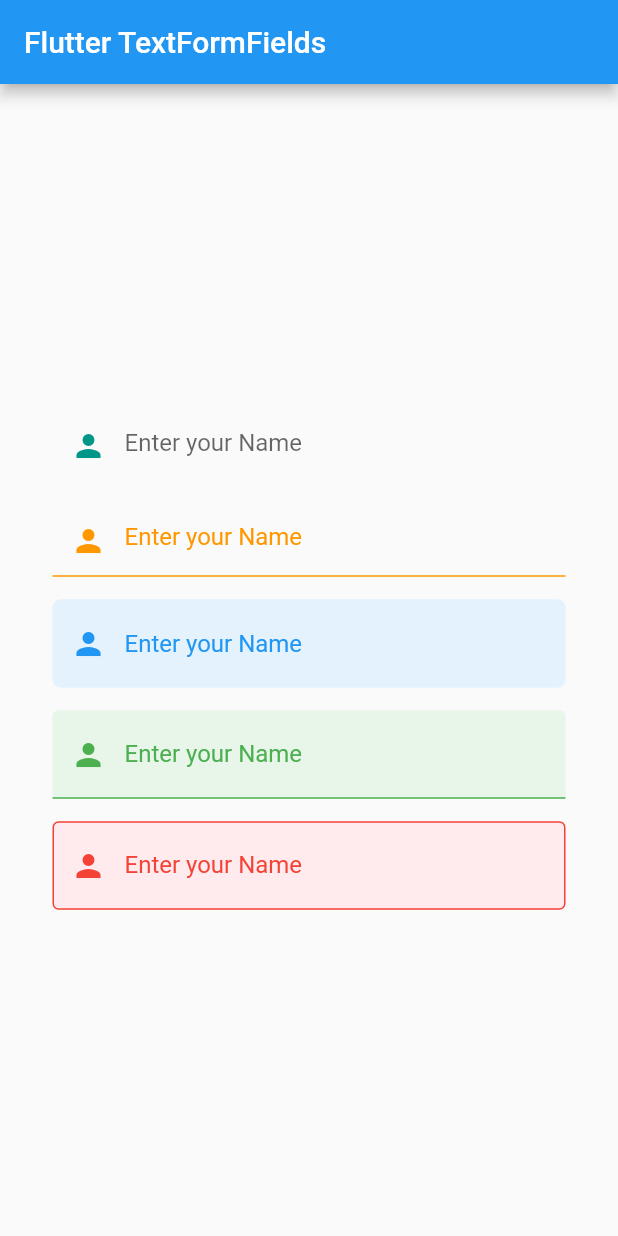
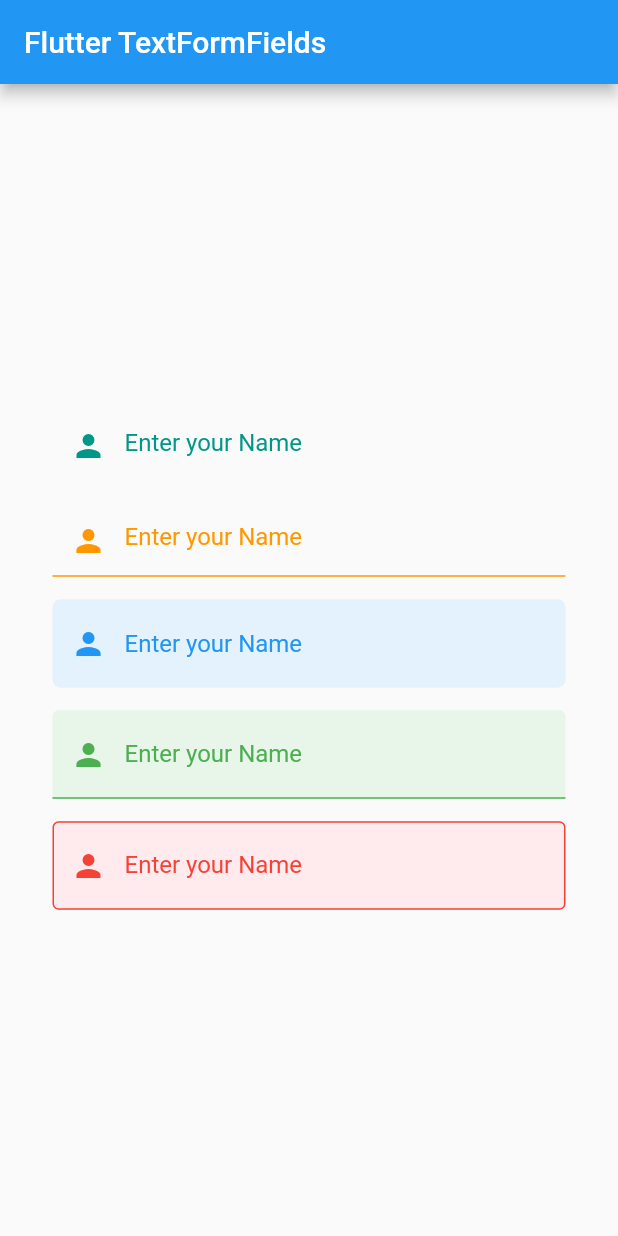
Before and after one commit to vijayinyoutube/textfield, a Flutter app: the screen it shows after launch, on a phone screen of 412 x 824 dp. Run offline on Flutter 3.47's test engine with Material 2 defaults, Android fonts, the phone set to English and light mode, and no system bars.

Commit message:
Enhancement Done

```diff
--- a/lib/HomePage.dart
+++ b/lib/HomePage.dart
@@ -44,7 +44,8 @@ class _MyHomePageState extends State<MyHomePage> {
             Icons.person,
             color: Colors.teal,
           ),
-          hintText: 'Enter your Name'));
+          hintText: 'Enter your Name',
+          hintStyle: TextStyle(color: Colors.teal)));
 
   Widget buildTextField2() => TextFormField(
         decoration: InputDecoration(
```
